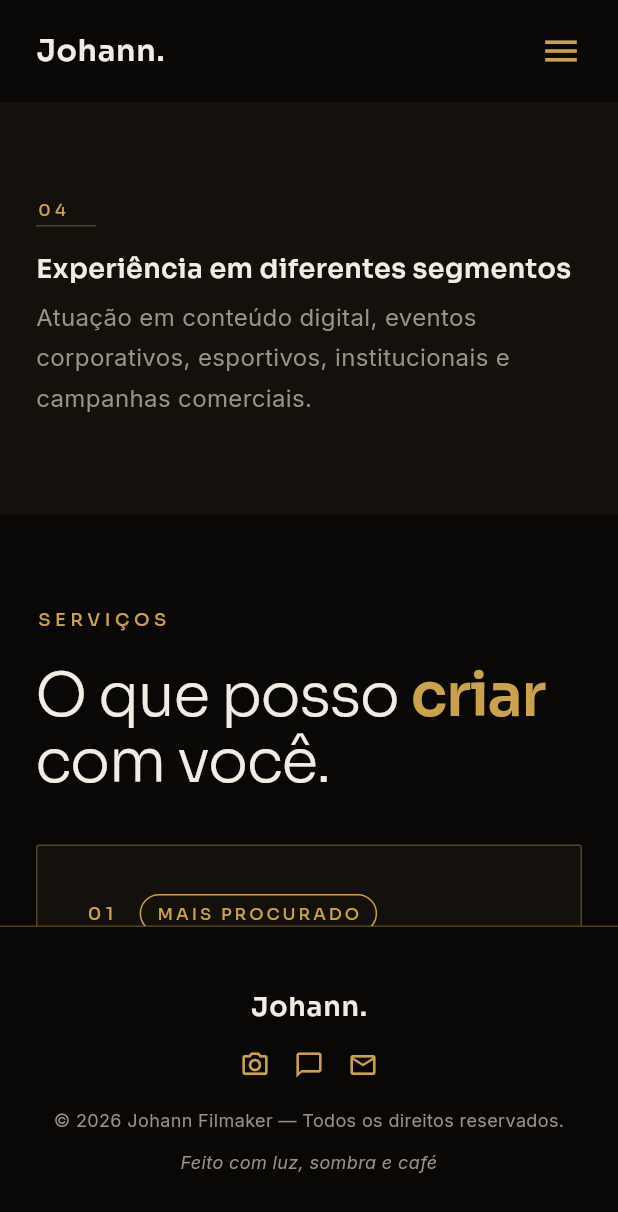
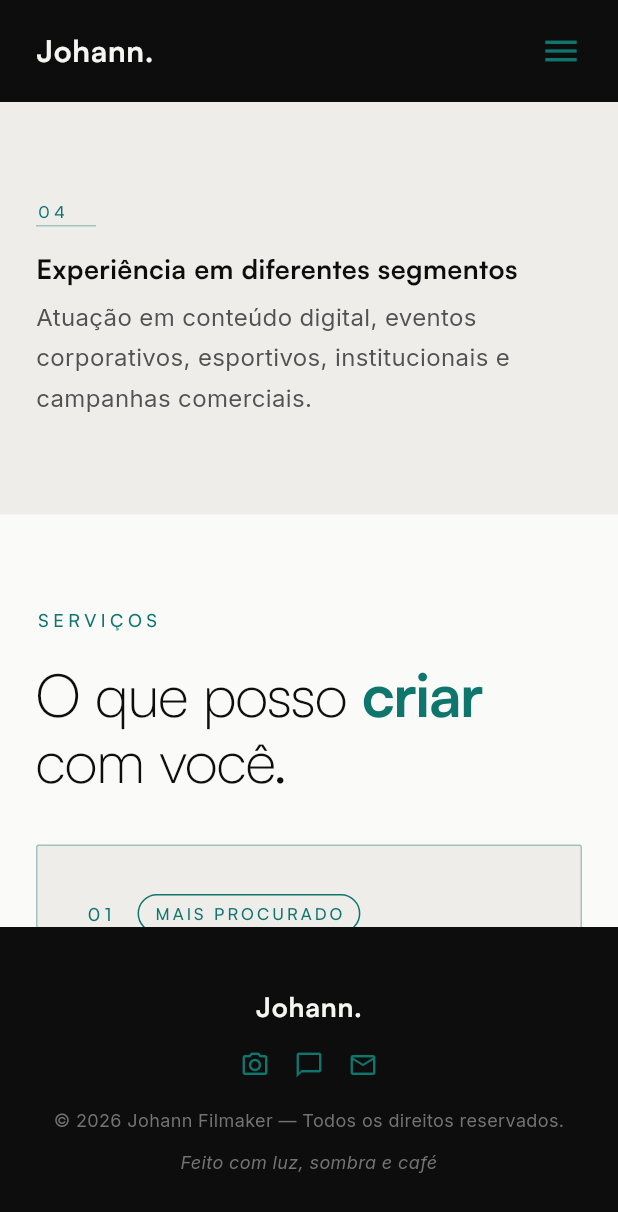
Before and after one commit to C-Luan/johannpinheiro, a Flutter app: the screen it shows after launch, scrolled down 1152 dp, on a phone screen of 412 x 824 dp. Shown: the top 1212 px of the screen. Run offline on Flutter 3.47's test engine with Material 3 defaults, Android fonts, the phone set to English and light mode, and no system bars; drawn by our look-alikes of flutter_animate; our stand-ins replace go_router, google_fonts.

Commit message:
atualizado font colors

```diff
--- a/lib/core/theme/app_colors.dart
+++ b/lib/core/theme/app_colors.dart
@@ -1,12 +1,16 @@
 import 'package:flutter/material.dart';
 
 abstract class AppColors {
-  static const background   = Color(0xFF0A0806);
-  static const surfaceCard  = Color(0xFF14100C);
-  static const gold         = Color(0xFFC9A24B);
-  static const goldHover    = Color(0xFFD4AF61);
-  static const textPrimary  = Color(0xFFF2EDE4);
-  static const textMuted    = Color(0xFF9A9286);
-  static const hairline     = Color(0x59C9A24B); // 35% opacity
-  static const overlayHero  = Color(0x8C0A0806); // 55% opacity
+  static const background   = Color(0xFFFAFAF9);
+  static const surfaceCard  = Color(0xFFEFEDEA);
+  static const surfaceDark  = Color(0xFF0D0D0D);
+  static const gold         = Color(0xFF0F766E);
+  static const goldHover    = Color(0xFF0D9488);
+  static const textPrimary  = Color(0xFF0D0D0D);
+  static const textOnDark   = Color(0xFFF5F5F4);
+  static const textMuted    = Color(0xFF525252);
+  static const textMutedOnDark = Color(0xFF737373);
+  static const hairline     = Color(0x590F766E); // 35% opacity
+  static const hairlineOnDark  = Color(0x26F5F5F4); // 15% white
+  static const overlayHero  = Color(0x8C0D0D0D); // 55% opacity
 }
--- a/lib/core/theme/app_text_styles.dart
+++ b/lib/core/theme/app_text_styles.dart
@@ -2,27 +2,29 @@ import 'package:flutter/material.dart';
 import 'package:google_fonts/google_fonts.dart';
 import 'app_colors.dart';
 
+const _satoshi = 'Satoshi';
+
 abstract class AppTextStyles {
   static TextStyle display({double size = 72, FontWeight weight = FontWeight.w300, Color color = AppColors.textPrimary}) =>
-      GoogleFonts.sora(fontSize: size, fontWeight: weight, color: color, height: 1.1, letterSpacing: -1.0);
+      TextStyle(fontFamily: _satoshi, fontSize: size, fontWeight: weight, color: color, height: 1.1, letterSpacing: -1.0);
 
-  static TextStyle displayGold({double size = 72, FontWeight weight = FontWeight.w600}) =>
-      GoogleFonts.sora(fontSize: size, fontWeight: weight, color: AppColors.gold, height: 1.1, letterSpacing: -1.0);
+  static TextStyle displayGold({double size = 72, FontWeight weight = FontWeight.w700}) =>
+      TextStyle(fontFamily: _satoshi, fontSize: size, fontWeight: weight, color: AppColors.gold, height: 1.1, letterSpacing: -1.0);
 
   static TextStyle eyebrow({double size = 12}) =>
-      GoogleFonts.sora(fontSize: size, fontWeight: FontWeight.w500, color: AppColors.gold,
+      TextStyle(fontFamily: _satoshi, fontSize: size, fontWeight: FontWeight.w500, color: AppColors.gold,
           letterSpacing: 3.0, height: 1.0);
 
-  static TextStyle nav({double size = 14}) =>
-      GoogleFonts.sora(fontSize: size, fontWeight: FontWeight.w400, color: AppColors.textPrimary,
+  static TextStyle nav({double size = 14, Color color = AppColors.textPrimary}) =>
+      TextStyle(fontFamily: _satoshi, fontSize: size, fontWeight: FontWeight.w400, color: color,
           letterSpacing: 1.5);
 
   static TextStyle navActive({double size = 14}) =>
-      GoogleFonts.sora(fontSize: size, fontWeight: FontWeight.w400, color: AppColors.gold,
+      TextStyle(fontFamily: _satoshi, fontSize: size, fontWeight: FontWeight.w400, color: AppColors.gold,
           letterSpacing: 1.5);
 
-  static TextStyle logo({double size = 20}) =>
-      GoogleFonts.sora(fontSize: size, fontWeight: FontWeight.w600, color: AppColors.textPrimary,
+  static TextStyle logo({double size = 20, Color color = AppColors.textPrimary}) =>
+      TextStyle(fontFamily: _satoshi, fontSize: size, fontWeight: FontWeight.w700, color: color,
           letterSpacing: 0.5);
 
   static TextStyle body({double size = 16, Color color = AppColors.textMuted}) =>
@@ -35,12 +37,12 @@ abstract class AppTextStyles {
       GoogleFonts.inter(fontSize: size, fontStyle: FontStyle.italic, color: AppColors.gold, height: 1.6);
 
   static TextStyle serviceNumber({double size = 48}) =>
-      GoogleFonts.sora(fontSize: size, fontWeight: FontWeight.w300, color: AppColors.gold, height: 1.0);
+      TextStyle(fontFamily: _satoshi, fontSize: size, fontWeight: FontWeight.w300, color: AppColors.gold, height: 1.0);
 
   static TextStyle cardTitle({double size = 18}) =>
-      GoogleFonts.sora(fontSize: size, fontWeight: FontWeight.w600, color: AppColors.textPrimary, height: 1.3);
+      TextStyle(fontFamily: _satoshi, fontSize: size, fontWeight: FontWeight.w700, color: AppColors.textPrimary, height: 1.3);
 
   static TextStyle tag({double size = 11}) =>
-      GoogleFonts.sora(fontSize: size, fontWeight: FontWeight.w500, color: AppColors.gold,
+      TextStyle(fontFamily: _satoshi, fontSize: size, fontWeight: FontWeight.w500, color: AppColors.gold,
           letterSpacing: 2.0);
 }
--- a/lib/core/theme/app_theme.dart
+++ b/lib/core/theme/app_theme.dart
@@ -3,9 +3,9 @@ import 'app_colors.dart';
 
 abstract class AppTheme {
   static ThemeData get dark => ThemeData(
-    brightness: Brightness.dark,
+    brightness: Brightness.light,
     scaffoldBackgroundColor: AppColors.background,
-    colorScheme: const ColorScheme.dark(
+    colorScheme: const ColorScheme.light(
       surface: AppColors.background,
       primary: AppColors.gold,
       onPrimary: AppColors.background,
--- a/lib/presentation/widgets/footer/footer.dart
+++ b/lib/presentation/widgets/footer/footer.dart
@@ -15,10 +15,8 @@ class AppFooter extends StatelessWidget {
 
     return Container(
       width: double.infinity,
+      color: AppColors.surfaceDark,
       padding: EdgeInsets.symmetric(horizontal: hPad, vertical: 40),
-      decoration: const BoxDecoration(
-        border: Border(top: BorderSide(color: AppColors.hairline)),
-      ),
       child: mobile ? _MobileFooter() : _DesktopFooter(),
     );
   }
@@ -29,18 +27,18 @@ class _DesktopFooter extends StatelessWidget {
   Widget build(BuildContext context) => Row(
         crossAxisAlignment: CrossAxisAlignment.center,
         children: [
-          Text('Johann.', style: AppTextStyles.logo(size: 18)),
+          Text('Johann.', style: AppTextStyles.logo(size: 18, color: AppColors.textOnDark)),
           const Spacer(),
           Text(
             '© 2026 Johann Filmaker — Todos os direitos reservados.',
-            style: AppTextStyles.body(size: 13),
+            style: AppTextStyles.body(size: 13, color: AppColors.textMutedOnDark),
           ),
           const Spacer(),
           Row(
             children: [
               Text(
                 'Feito com luz, sombra e café',
-                style: AppTextStyles.body(size: 13).copyWith(fontStyle: FontStyle.italic),
+                style: AppTextStyles.body(size: 13, color: AppColors.textMutedOnDark).copyWith(fontStyle: FontStyle.italic),
               ),
               const SizedBox(width: 24),
               _SocialIcons(),
@@ -54,19 +52,19 @@ class _MobileFooter extends StatelessWidget {
   @override
   Widget build(BuildContext context) => Column(
         children: [
-          Text('Johann.', style: AppTextStyles.logo(size: 18)),
+          Text('Johann.', style: AppTextStyles.logo(size: 18, color: AppColors.textOnDark)),
           const SizedBox(height: 16),
           _SocialIcons(),
           const SizedBox(height: 16),
           Text(
             '© 2026 Johann Filmaker — Todos os direitos reservados.',
-            style: AppTextStyles.body(size: 12),
+            style: AppTextStyles.body(size: 12, color: AppColors.textMutedOnDark),
             textAlign: TextAlign.center,
           ),
           const SizedBox(height: 8),
           Text(
             'Feito com luz, sombra e café',
-            style: AppTextStyles.body(size: 12).copyWith(fontStyle: FontStyle.italic),
+            style: AppTextStyles.body(size: 12, color: AppColors.textMutedOnDark).copyWith(fontStyle: FontStyle.italic),
             textAlign: TextAlign.center,
           ),
         ],
--- a/lib/presentation/widgets/navbar/navbar.dart
+++ b/lib/presentation/widgets/navbar/navbar.dart
@@ -24,7 +24,7 @@ class Navbar extends StatelessWidget {
 
     return Container(
       height: 68,
-      color: AppColors.background,
+      color: AppColors.surfaceDark,
       padding: EdgeInsets.symmetric(
         horizontal: mobile ? 24 : 48,
       ),
@@ -53,7 +53,7 @@ class _Logo extends StatelessWidget {
         onTap: () => context.go('/'),
         child: MouseRegion(
           cursor: SystemMouseCursors.click,
-          child: Text('Johann.', style: AppTextStyles.logo()),
+          child: Text('Johann.', style: AppTextStyles.logo(color: AppColors.textOnDark)),
         ),
       );
 }
@@ -87,7 +87,7 @@ class _NavLinkState extends State<_NavLink> {
                   widget.label.toUpperCase(),
                   style: widget.active || _hovered
                       ? AppTextStyles.navActive()
-                      : AppTextStyles.nav(),
+                      : AppTextStyles.nav(color: AppColors.textOnDark),
                 ),
                 const SizedBox(height: 3),
                 AnimatedContainer(
```
Also changed, not shown: pubspec.yaml (+15 -0 lines), assets/fonts/Satoshi-Black.otf (added), assets/fonts/Satoshi-Bold.otf (added), assets/fonts/Satoshi-Italic.otf (added), assets/fonts/Satoshi-Light.otf (added), assets/fonts/Satoshi-Medium.otf (added), assets/fonts/Satoshi-Regular.otf (added).
